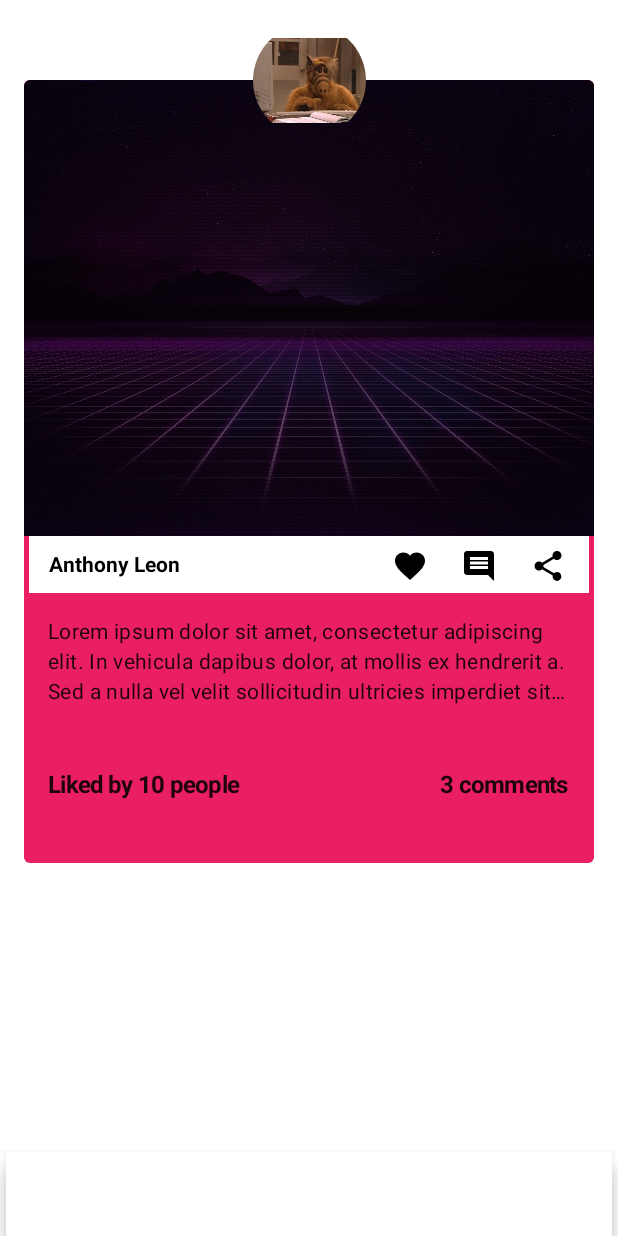
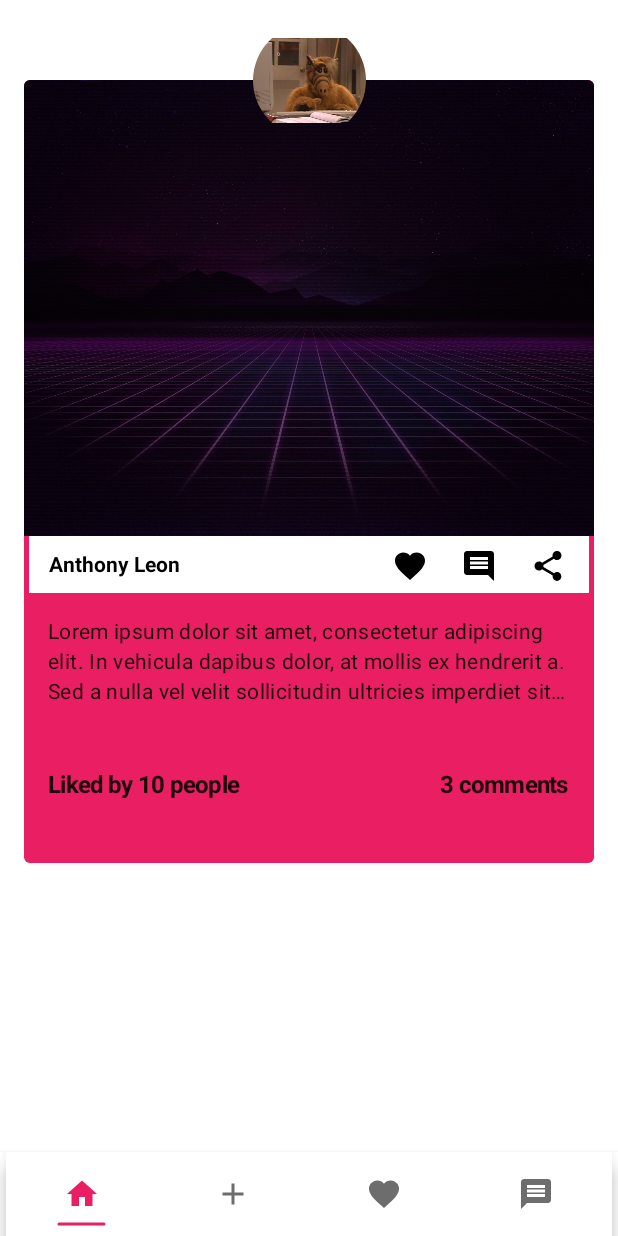
Before and after one commit to anthonylldev/Linkimbo-Proyecto, an Android app built with Jetpack Compose: the MainFeedScreen screen opened through its navigation route, on a phone screen of 412 x 824 dp. Run offline under Robolectric (Android 15) with nearby library versions, the phone set to English and light mode, and no system bars; our stand-ins replace Dagger/Hilt's generated code, accompanist; 1 statement that could not run was skipped.

Commit message:
Implement add, activity, and chat simple screens and remove StandardScaffoldViewModel

```diff
--- a/app/src/main/java/com/anthonylldev/linkimbo/presentation/components/StandardScaffold.kt
+++ b/app/src/main/java/com/anthonylldev/linkimbo/presentation/components/StandardScaffold.kt
@@ -2,20 +2,45 @@ package com.anthonylldev.linkimbo.presentation.components
 
 import androidx.compose.foundation.shape.CircleShape
 import androidx.compose.material.*
+import androidx.compose.material.icons.Icons
+import androidx.compose.material.icons.filled.Add
+import androidx.compose.material.icons.filled.Favorite
+import androidx.compose.material.icons.filled.Home
+import androidx.compose.material.icons.filled.Message
 import androidx.compose.runtime.Composable
 import androidx.compose.ui.Modifier
 import androidx.compose.ui.unit.dp
-import androidx.hilt.navigation.compose.hiltViewModel
 import androidx.navigation.NavController
 import com.anthonylldev.linkimbo.domain.models.BottomNavItem
 import com.anthonylldev.linkimbo.presentation.ui.theme.BottomAppBarColor
+import com.anthonylldev.linkimbo.presentation.util.Screen
 
 @Composable
 fun StandardScaffold(
     navController: NavController,
     modifier: Modifier = Modifier,
-    viewModel: StandardScaffoldViewModel = hiltViewModel(),
-    bottomNavItems: List<BottomNavItem> = listOf(),
+    bottomNavItems: List<BottomNavItem> = listOf(
+        BottomNavItem(
+            route = Screen.MainFeedScreen.route,
+            icon = Icons.Default.Home,
+            contentDescription = "Home"
+        ),
+        BottomNavItem(
+            route = Screen.AddScreen.route,
+            icon = Icons.Default.Add,
+            contentDescription = "Add"
+        ),
+        BottomNavItem(
+            route = Screen.ActivityScreen.route,
+            icon = Icons.Default.Favorite,
+            contentDescription = "Favourite"
+        ),
+        BottomNavItem(
+            route = Screen.ChatScreen.route,
+            icon = Icons.Default.Message,
+            contentDescription = "Message"
+        )
+    ),
     content: @Composable () -> Unit
 ) {
     Scaffold(
@@ -33,10 +58,9 @@ fun StandardScaffold(
                         StandardBottomNavItem(
                             icon = bottomNavItem.icon,
                             contentDescription = bottomNavItem.contentDescription,
-                            selected = viewModel.selectedBottomNavItem.value == i,
+                            selected = bottomNavItem.route == navController.currentDestination?.route,
                             alertCount = bottomNavItem.alertCount,
                         ) {
-                            viewModel.setSelectedBottomNavItem(i)
                             navController.navigate(bottomNavItem.route)
                         }
                     }
--- a/app/src/main/java/com/anthonylldev/linkimbo/presentation/components/StandardScaffoldViewModel.kt
+++ /dev/null
@@ -1,19 +0,0 @@
-package com.anthonylldev.linkimbo.presentation.components
-
-import androidx.compose.runtime.State
-import androidx.compose.runtime.mutableStateOf
-import androidx.lifecycle.ViewModel
-import dagger.hilt.android.lifecycle.HiltViewModel
-import javax.inject.Inject
-
-@HiltViewModel
-class StandardScaffoldViewModel @Inject constructor() : ViewModel() {
-
-    private val _selectedBottomNavItem = mutableStateOf(0)
-    val selectedBottomNavItem: State<Int> = _selectedBottomNavItem
-
-    fun setSelectedBottomNavItem(item: Int) {
-        _selectedBottomNavItem.value = item
-    }
-
-}
--- a/app/src/main/java/com/anthonylldev/linkimbo/presentation/util/Navigation.kt
+++ b/app/src/main/java/com/anthonylldev/linkimbo/presentation/util/Navigation.kt
@@ -4,8 +4,11 @@ import androidx.compose.runtime.Composable
 import androidx.navigation.compose.NavHost
 import androidx.navigation.compose.composable
 import androidx.navigation.compose.rememberNavController
+import com.anthonylldev.linkimbo.presentation.activity.ActivityScreen
+import com.anthonylldev.linkimbo.presentation.add.AddScreen
 import com.anthonylldev.linkimbo.presentation.main_feed.MainFeedScreen
 import com.anthonylldev.linkimbo.presentation.auth.screen.AuthScreen
+import com.anthonylldev.linkimbo.presentation.chat.ChatScreen
 import com.anthonylldev.linkimbo.presentation.splash.SplashScreen
 
 @Composable
@@ -33,5 +36,23 @@ fun Navigation() {
         ) {
             MainFeedScreen(navController = navController)
         }
+
+        composable(
+            Screen.ChatScreen.route
+        ) {
+            ChatScreen(navController = navController)
+        }
+
+        composable(
+            Screen.ActivityScreen.route
+        ) {
+            ActivityScreen(navController = navController)
+        }
+
+        composable(
+            Screen.AddScreen.route
+        ) {
+            AddScreen(navController = navController)
+        }
     }
 }
--- a/app/src/main/java/com/anthonylldev/linkimbo/presentation/util/Screen.kt
+++ b/app/src/main/java/com/anthonylldev/linkimbo/presentation/util/Screen.kt
@@ -12,4 +12,5 @@ sealed class Screen(val route: String) {
     object CreatePostScreen : Screen("create_post_screen")
     object SearchScreen : Screen("splash_screen")
     object ActivityScreen : Screen("activity_screen")
+    object AddScreen: Screen("add_screen")
 }
```
Also changed, not shown: app/src/main/java/com/anthonylldev/linkimbo/presentation/activity/ActivityScreen.kt (added, +27 -0 lines), app/src/main/java/com/anthonylldev/linkimbo/presentation/add/AddScreen.kt (added, +27 -0 lines), app/src/main/java/com/anthonylldev/linkimbo/presentation/chat/ChatScreen.kt (added, +27 -0 lines).
